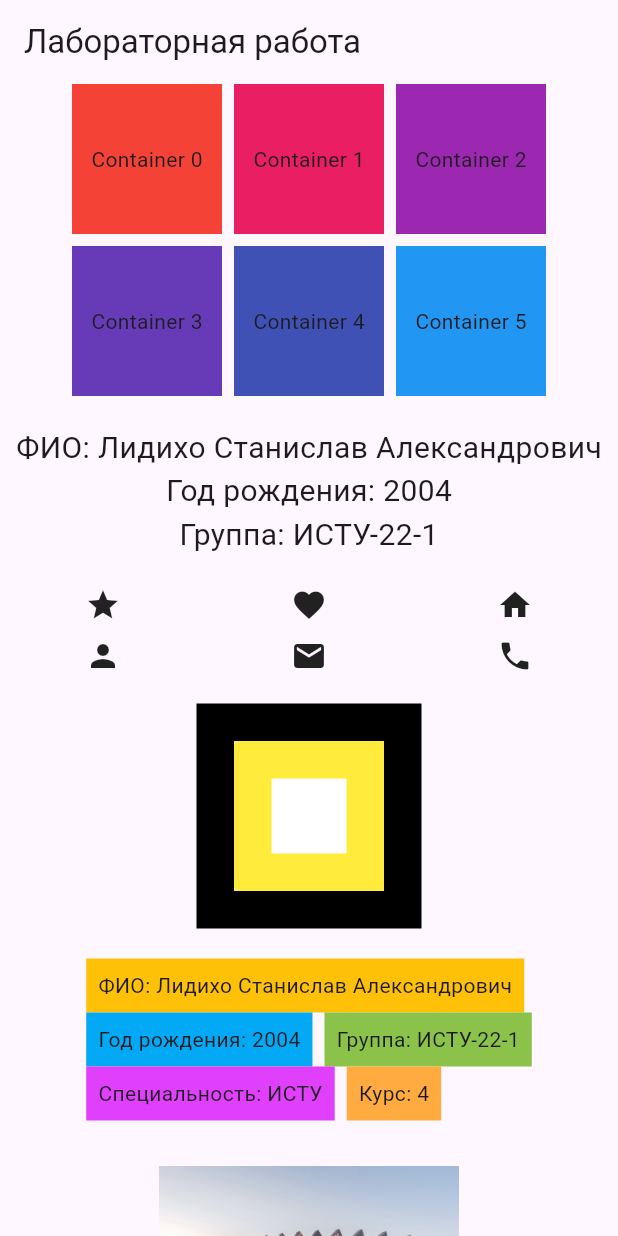
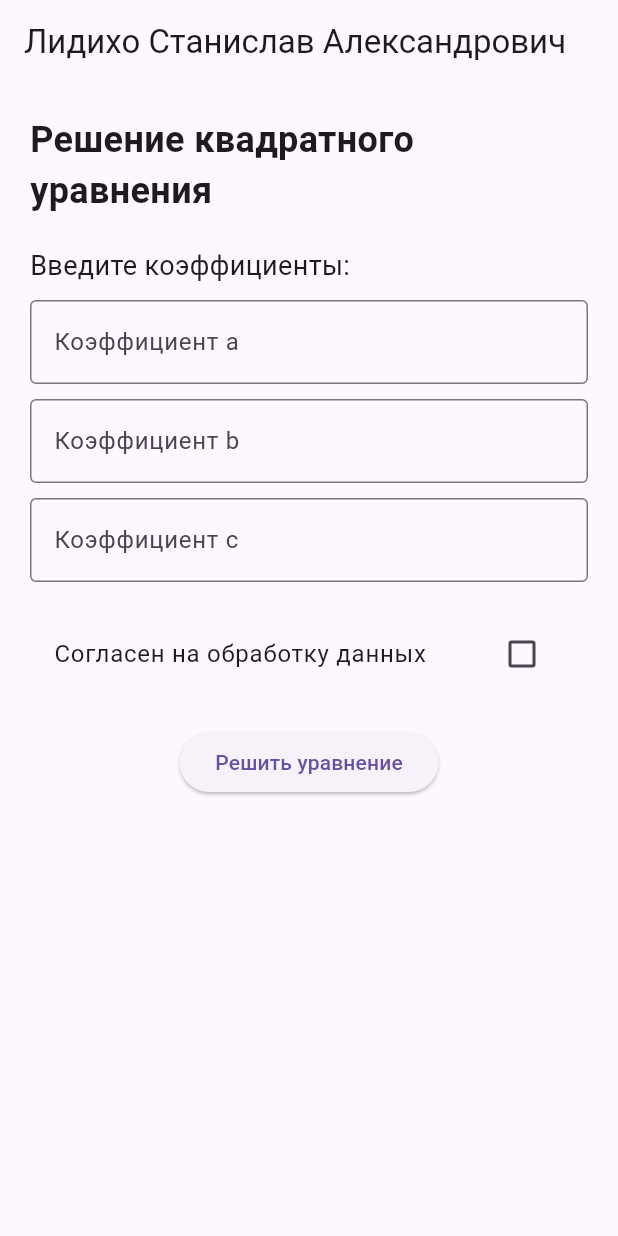
Before and after one commit to pcholabee/myapp, a Flutter app: the screen it shows after launch, on a phone screen of 412 x 824 dp. Run offline on Flutter 3.47's test engine with Material 3 defaults, Android fonts, the phone set to English and light mode, and no system bars.

Commit message:
3 лаба

```diff
--- a/lib/main.dart
+++ b/lib/main.dart
@@ -1,7 +1,8 @@
 import 'package:flutter/material.dart';
+import 'dart:math';
 
 void main() {
-  runApp(MyApp());
+  runApp(const MyApp());
 }
 
 class MyApp extends StatelessWidget {
@@ -10,171 +11,252 @@
   @override
   Widget build(BuildContext context) {
     return MaterialApp(
-      home: Scaffold(
-        appBar: AppBar(
-          title: Text('Лабораторная работа'),
+      title: 'Решение квадратных уравнений',
+      theme: ThemeData(
+        primarySwatch: Colors.blue,
       ),
-        body: MyHomePage(),
-      ),
+      home: const FirstScreen(),
     );
   }
 }
 
-class MyHomePage extends StatelessWidget {
-  const MyHomePage({super.key});
+class FirstScreen extends StatefulWidget {
+  const FirstScreen({super.key});
+
+  @override
+  // ignore: library_private_types_in_public_api
+  _FirstScreenState createState() => _FirstScreenState();
+}
+
+class _FirstScreenState extends State<FirstScreen> {
+  final _formKey = GlobalKey<FormState>();
+  final _aController = TextEditingController();
+  final _bController = TextEditingController();
+  final _cController = TextEditingController();
+  bool _agreeToProcess = false;
 
   @override
   Widget build(BuildContext context) {
-    return Center(
-      child: SingleChildScrollView(
+    return Scaffold(
+      appBar: AppBar(
+        title: const Text('Лидихо Станислав Александрович'),
+      ),
+      body: Container(
+        padding: const EdgeInsets.all(20.0),
+        child: Form(
+          key: _formKey,
           child: Column(
-          mainAxisAlignment: MainAxisAlignment.center,
+            crossAxisAlignment: CrossAxisAlignment.start,
             children: <Widget>[
-            Wrap(
-              spacing: 8.0,
-              runSpacing: 8.0,
-              children: List.generate(6, (index) {
-                return Container(
-                  width: 100,
-                  height: 100,
-                  color: Colors.primaries[index % Colors.primaries.length],
-                  child: Center(child: Text('Container $index')),
+              const Text(
+                'Решение квадратного уравнения',
+                style: TextStyle(fontSize: 24, fontWeight: FontWeight.bold),
+              ),
+              const SizedBox(height: 20),
+              const Text(
+                'Введите коэффициенты:',
+                style: TextStyle(fontSize: 18),
+              ),
+              const SizedBox(height: 10),
+
+              TextFormField(
+                controller: _aController,
+                keyboardType: TextInputType.numberWithOptions(decimal: true),
+                decoration: const InputDecoration(
+                  labelText: 'Коэффициент a',
+                  border: OutlineInputBorder(),
+                ),
+                validator: (value) {
+                  if (value == null || value.isEmpty) {
+                    return 'Введите коэффициент a';
+                  }
+                  if (double.tryParse(value) == null) {
+                    return 'Введите корректное число';
+                  }
+                  if (double.parse(value) == 0) {
+                    return 'Коэффициент a не может быть равен 0';
+                  }
+                  return null;
+                },
+              ),
+              const SizedBox(height: 10),
+
+              TextFormField(
+                controller: _bController,
+                keyboardType: TextInputType.numberWithOptions(decimal: true),
+                decoration: const InputDecoration(
+                  labelText: 'Коэффициент b',
+                  border: OutlineInputBorder(),
+                ),
+                validator: (value) {
+                  if (value == null || value.isEmpty) {
+                    return 'Введите коэффициент b';
+                  }
+                  if (double.tryParse(value) == null) {
+                    return 'Введите корректное число';
+                  }
+                  return null;
+                },
+              ),
+              const SizedBox(height: 10),
+
+              TextFormField(
+                controller: _cController,
+                keyboardType: TextInputType.numberWithOptions(decimal: true),
+                decoration: const InputDecoration(
+                  labelText: 'Коэффициент c',
+                  border: OutlineInputBorder(),
+                ),
+                validator: (value) {
+                  if (value == null || value.isEmpty) {
+                    return 'Введите коэффициент c';
+                  }
+                  if (double.tryParse(value) == null) {
+                    return 'Введите корректное число';
+                  }
+                  return null;
+                },
+              ),
+              const SizedBox(height: 20),
+
+              CheckboxListTile(
+                title: const Text('Согласен на обработку данных'),
+                value: _agreeToProcess,
+                onChanged: (bool? value) {
+                  setState(() {
+                    _agreeToProcess = value!;
+                  });
+                },
+              ),
+              const SizedBox(height: 20),
+
+              Center(
+                child: ElevatedButton(
+                  onPressed: () {
+                    if (_formKey.currentState!.validate() && _agreeToProcess) {
+                      double a = double.parse(_aController.text);
+                      double b = double.parse(_bController.text);
+                      double c = double.parse(_cController.text);
+
+                      Navigator.push(
+                        context,
+                        MaterialPageRoute(
+                          builder: (context) => SecondScreen(
+                            a: a,
+                            b: b,
+                            c: c,
+                          ),
+                        ),
                       );
-              }),
+                    } else if (!_agreeToProcess) {
+                      ScaffoldMessenger.of(context).showSnackBar(
+                        const SnackBar(
+                          content: Text('Необходимо согласие на обработку данных'),
                         ),
-            SizedBox(height: 20),
-
-            Column(
-              children: [
-                Text('ФИО: Лидихо Станислав Александрович', style: TextStyle(fontSize: 20)),
-                Text('Год рождения: 2004', style: TextStyle(fontSize: 20)),
-                Text('Группа: ИСТУ-22-1', style: TextStyle(fontSize: 20)),
-              ],
+                      );
+                    }
+                  },
+                  child: const Text('Решить уравнение'),
                 ),
-            SizedBox(height: 20),
-
-            Column(
-              children: [
-                Row(
-                  mainAxisAlignment: MainAxisAlignment.spaceAround,
-                  children: [
-                    Icon(Icons.star),
-                    Icon(Icons.favorite),
-                    Icon(Icons.home),
-                  ],
-                ),
-                SizedBox(height: 10),
-                Row(
-                  mainAxisAlignment: MainAxisAlignment.spaceAround,
-                  children: [
-                    Icon(Icons.person),
-                    Icon(Icons.email),
-                    Icon(Icons.phone),
-                  ],
               ),
             ],
           ),
-            SizedBox(height: 20),
-
-            Stack(
-              alignment: Alignment.center,
-              children: [
-                Container(color: Colors.black, width: 150, height: 150),
-                Container(color: Colors.yellow, width: 100, height: 100),
-                Container(color: Colors.white, width: 50, height: 50),
-              ],
-            ),
-            SizedBox(height: 20),
-
-            Wrap(
-              spacing: 8.0,
-              children: [
-                Container(
-                  padding: EdgeInsets.all(8.0),
-                  color: Colors.amber,
-                  child: Text('ФИО: Лидихо Станислав Александрович'),
-                ),
-                Container(
-                  padding: EdgeInsets.all(8.0),
-                  color: Colors.lightBlue,
-                  child: Text('Год рождения: 2004'),
-                ),
-                Container(
-                  padding: EdgeInsets.all(8.0),
-                  color: Colors.lightGreen,
-                  child: Text('Группа: ИСТУ-22-1'),
-                ),
-                Container(
-                  padding: EdgeInsets.all(8.0),
-                  color: Colors.purpleAccent,
-                  child: Text('Специальность: ИСТУ'),
-                ),
-                Container(
-                  padding: EdgeInsets.all(8.0),
-                  color: Colors.orangeAccent,
-                  child: Text('Курс: 4'),
-                ),
-              ],
-            ),
-            SizedBox(height: 20),
-
-            Column(
-              children: [
-                Container(
-                  margin: EdgeInsets.all(10),
-                  child: Image.asset(
-                    'assets/1.jpg',
-                    width: 200,
-                    height: 150,
-                    fit: BoxFit.cover,
         ),
       ),
-                Container(
-                  margin: EdgeInsets.all(10),
-                  child: Image.asset(
-                    'assets/2.jpg',
-                    width: 200,
-                    height: 150,
-                    fit: BoxFit.cover,
+    );
+  }
+
+  @override
+  void dispose() {
+    _aController.dispose();
+    _bController.dispose();
+    _cController.dispose();
+    super.dispose();
+  }
+}
+
+class SecondScreen extends StatelessWidget {
+  final double a;
+  final double b;
+  final double c;
+
+  const SecondScreen({
+    super.key,
+    required this.a,
+    required this.b,
+    required this.c,
+  });
+
+  String _solveEquation() {
+    // Вычисляем дискриминант по формуле: D = b² - 4ac
+    double discriminant = (b * b) - (4 * a * c);
+
+    // Для отладки, покажем дискриминант
+    String debugInfo = 'Дискриминант D = ${discriminant.toStringAsFixed(0)}\n\n';
+
+    if (discriminant > 0) {
+      // Два действительных корня
+      double x1 = (-b + sqrt(discriminant)) / (2 * a);
+      double x2 = (-b - sqrt(discriminant)) / (2 * a);
+      return '$debugInfo Уравнение имеет два корня:\n'
+           'x₁ = ${x1.toStringAsFixed(2)}\n'
+           'x₂ = ${x2.toStringAsFixed(2)}';
+    } else if (discriminant == 0) {
+      // Один действительный корень
+      double x = -b / (2 * a);
+      return '$debugInfo Уравнение имеет один корень:\n'
+           'x = ${x.toStringAsFixed(0)}';
+    } else {
+      // Нет действительных корней
+      return '$debugInfo Уравнение не имеет действительных корней\n'
+           '(дискриминант отрицательный)';
+    }
+  }
+
+  @override
+  Widget build(BuildContext context) {
+    String solution = _solveEquation();
+
+    return Scaffold(
+      appBar: AppBar(
+        title: const Text('Результат решения'),
+      ),
+      body: Container(
+        padding: const EdgeInsets.all(20.0),
+        child: Column(
+          crossAxisAlignment: CrossAxisAlignment.start,
+          children: <Widget>[
+            const Text(
+              'Квадратное уравнение:',
+              style: TextStyle(fontSize: 20, fontWeight: FontWeight.bold),
+            ),
+            const SizedBox(height: 10),
+            Text(
+              '${a.toStringAsFixed(0)}x² + ${b.toStringAsFixed(0)}x + ${c.toStringAsFixed(0)} = 0',
+              style: const TextStyle(fontSize: 18),
+            ),
+            const SizedBox(height: 20),
+            const Text(
+              'Решение:',
+              style: TextStyle(fontSize: 20, fontWeight: FontWeight.bold),
+            ),
+            const SizedBox(height: 10),
+            Expanded(
+              child: SingleChildScrollView(
+                child: Text(
+                  solution,
+                  style: const TextStyle(fontSize: 18, height: 1.5),
                 ),
               ),
-                Container(
-                  margin: EdgeInsets.all(10),
-                  child: Image.asset(
-                    'assets/3.jpg',
-                    width: 200,
-                    height: 150,
-                    fit: BoxFit.cover,
             ),
+            const SizedBox(height: 20),
+            Center(
+              child: ElevatedButton(
+                onPressed: () {
+                  Navigator.pop(context);
+                },
+                child: const Text('Вернуться назад'),
               ),
-                Container(
-                  margin: EdgeInsets.all(10),
-                  child: Image.asset(
-                    'assets/4.jpg',
-                    width: 200,
-                    height: 150,
-                    fit: BoxFit.cover,
-                  ),
-                ),
-                Container(
-                  margin: EdgeInsets.all(10),
-                  child: Image.asset(
-                    'assets/5.jpg',
-                    width: 200,
-                    height: 150,
-                    fit: BoxFit.cover,
-                  ),
-                ),
-                Container(
-                  margin: EdgeInsets.all(10),
-                  child: Image.asset(
-                    'assets/6.jpg',
-                    width: 200,
-                    height: 150,
-                    fit: BoxFit.cover,
-                  ),
-                ),
-              ],
             ),
           ],
         ),
```
Also changed, not shown: 1 other file. Lines whose indentation alone changed are shown as unchanged.
